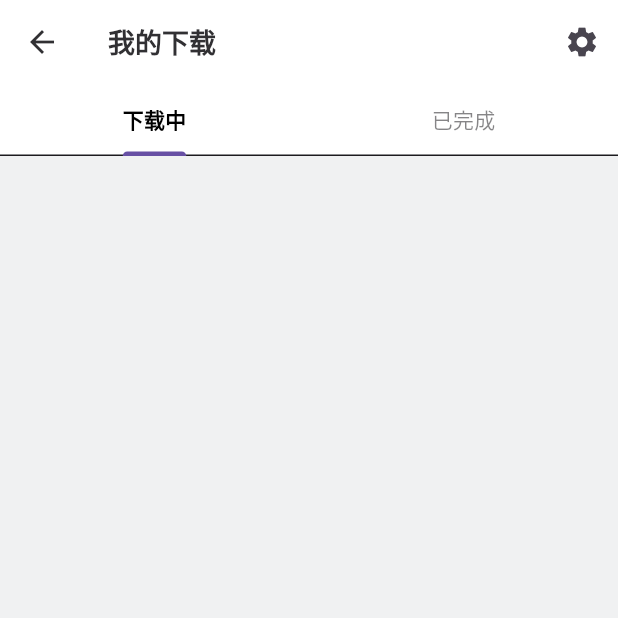
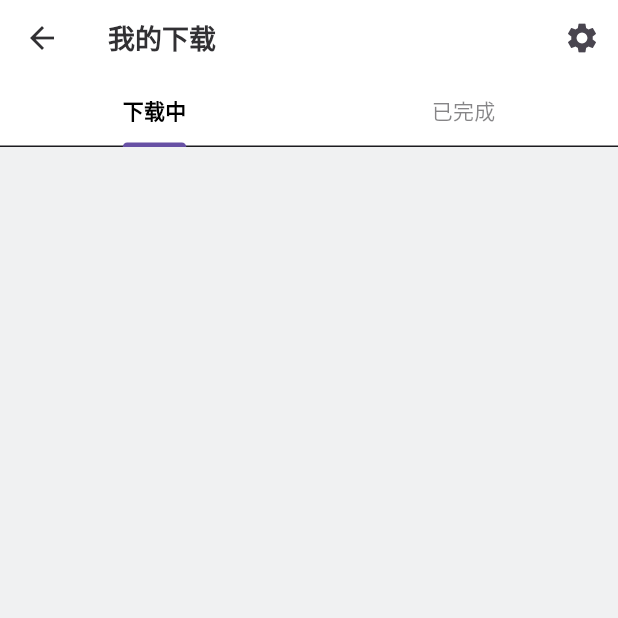
Before and after one commit to kerrinz/pixiv-artvier, a Flutter app: the DownloadManagePage screen opened directly, on a phone screen of 412 x 824 dp, the top half of it. Run offline on Flutter 3.47's test engine with Material 2 defaults, Android fonts, the phone set to English and light mode, and no system bars; our stand-ins replace cached_network_image, date_format, dio, extended_nested_scroll_view, fluttertoast, image_gallery_saver and 5 more; accounts and stored records are empty; network calls fail; statements that could not run were skipped.

Commit message:
feat: reduce default appbar height

```diff
--- a/lib/pages/illust/download_manage/download_manage_page.dart
+++ b/lib/pages/illust/download_manage/download_manage_page.dart
@@ -56,6 +56,7 @@ class DownloadManagePageState extends State<DownloadManagePage> with TickerProvi
                 floating: true,
                 snap: false,
                 title: const Text("我的下载"),
+                toolbarHeight: Theme.of(context).appBarTheme.toolbarHeight ?? kToolbarHeight,
                 actions: <Widget>[
                   IconButton(
                     icon: const Icon(Icons.settings),
--- a/lib/pages/illust/leaderboard/illust_leaderboard_page.dart
+++ b/lib/pages/illust/leaderboard/illust_leaderboard_page.dart
@@ -49,6 +49,7 @@ class ArtworksLeaderboardPageState extends State<ArtworksLeaderboardPage> with T
               snap: true,
               floating: true,
               title: const Text("排行榜"),
+              toolbarHeight: Theme.of(context).appBarTheme.toolbarHeight ?? kToolbarHeight,
               bottom: TabBar(
                 indicatorSize: TabBarIndicatorSize.label,
                 controller: _tabController,
--- a/lib/pages/main_navigation_tab_page/search/search_tabpage.dart
+++ b/lib/pages/main_navigation_tab_page/search/search_tabpage.dart
@@ -36,6 +36,7 @@ class SearchTabPageState extends State<SearchTabPage> with AutomaticKeepAliveCli
             SliverAppBar(
               pinned: true,
               title: _buildSearchBox(context),
+              toolbarHeight: Theme.of(context).appBarTheme.toolbarHeight ?? kToolbarHeight,
               actions: <Widget>[
                 IconButton(
                   icon: const Text("取消"),
--- a/lib/pages/user/bookmark/my_bookmarks.dart
+++ b/lib/pages/user/bookmark/my_bookmarks.dart
@@ -111,6 +111,7 @@ class _MyBookmarksState extends State<MyBookmarksPage> with TickerProviderStateM
               pinned: true,
               floating: true,
               title: const Text('我的收藏'),
+              toolbarHeight: Theme.of(context).appBarTheme.toolbarHeight ?? kToolbarHeight,
               bottom: PreferredSize(
                 preferredSize: tabBar.preferredSize,
                 child: Row(
--- a/lib/pages/user/following/user_following_page.dart
+++ b/lib/pages/user/following/user_following_page.dart
@@ -32,6 +32,7 @@ class UserFollowingPageState extends State<UserFollowingPage> {
             SliverAppBar(
               pinned: true,
               title: const Text("关注列表"),
+              toolbarHeight: Theme.of(context).appBarTheme.toolbarHeight ?? kToolbarHeight,
               actions: [
                 IconButton(
                   icon: const Icon(Icons.keyboard_arrow_up),
--- a/lib/pages/user/user_detail/user_detail_page.dart
+++ b/lib/pages/user/user_detail/user_detail_page.dart
@@ -51,6 +51,8 @@ class _UserDetailState extends State<UserDetailPage> with TickerProviderStateMix
   static double bannerHeight = 150; // 背景封面图的高度
 
   static double avatarDiameter = 80; // 头像的直径
+
+  static const double kToolbarHeight = 50;
 
   static const double kTabBarHeight = 46;
 
@@ -391,6 +393,7 @@ class _UserDetailState extends State<UserDetailPage> with TickerProviderStateMix
     int c = Theme.of(context).brightness == Brightness.light ? (255 * reverseOpacity).toInt() : 240;
     Color buttonForeground = Color.fromARGB(255, c, c, c);
     return AppBar(
+      toolbarHeight: kToolbarHeight,
       backgroundColor: Theme.of(context).colorScheme.surface.withOpacity(_appBarColorOpacity),
       leading: BlurButton(
         onPressed: () {
```
Also changed, not shown: lib/pages/main_navigation_tab_page/home/home_tabpage.dart (+7 -7 lines).
